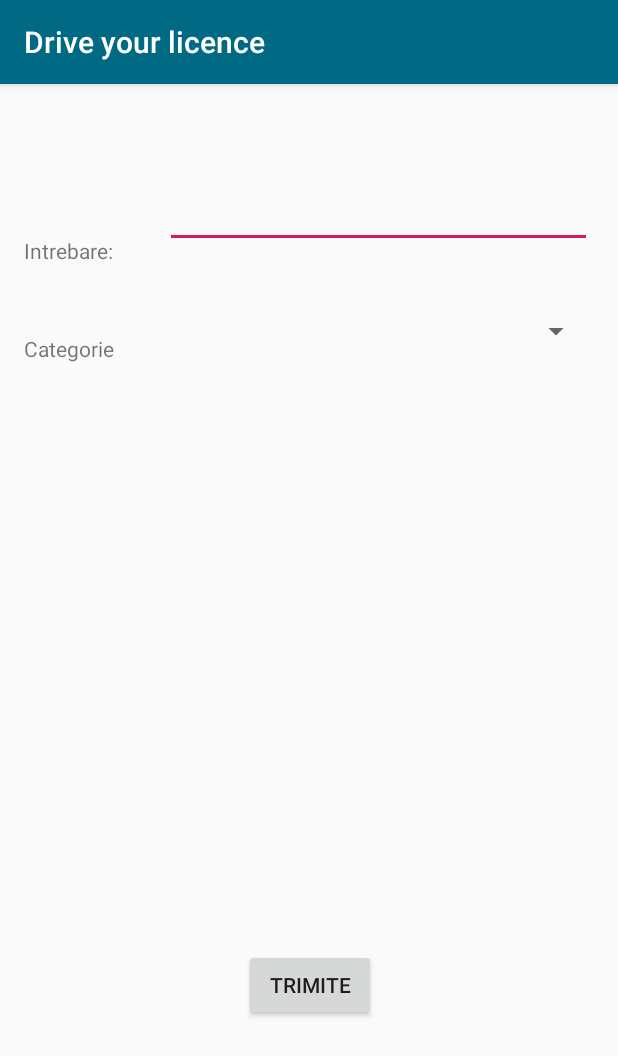
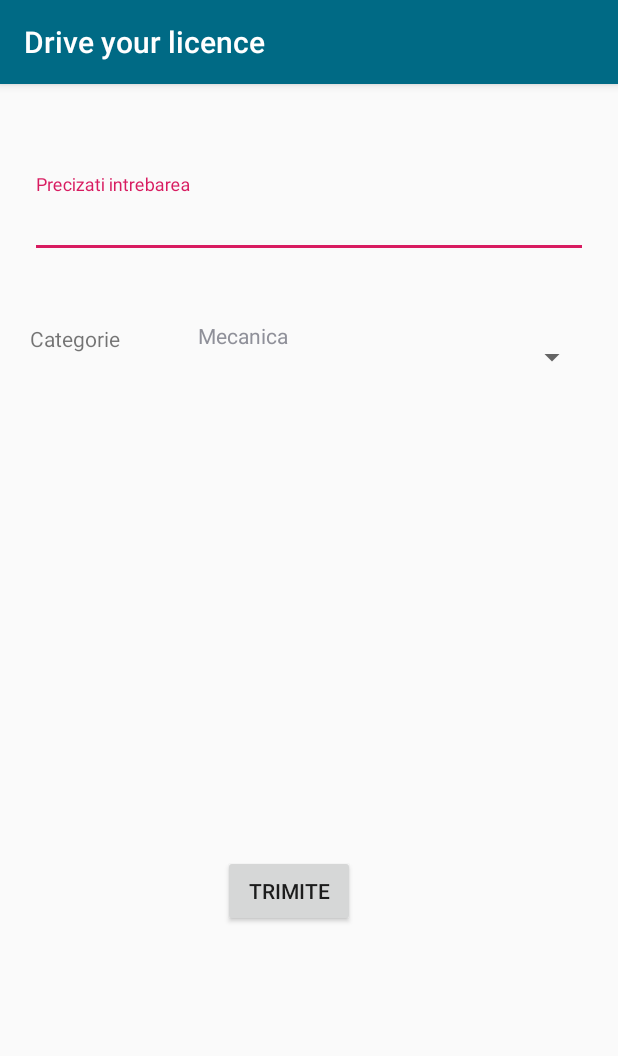
Before and after one commit to StefanLazea/driver-inneed, an Android app: the AskActivity screen opened directly, with no data from a screen before it, on a phone screen of 412 x 824 dp. Shown: the top 1056 px of the screen. Run offline under Robolectric (Android 15) with nearby library versions, the phone set to English and light mode, and no system bars.

Commit message:
Add ask activity'

```diff
--- a/DamApp/app/src/main/java/eu/ase/damapp/AskActivity.java
+++ b/DamApp/app/src/main/java/eu/ase/damapp/AskActivity.java
@@ -3,12 +3,45 @@ package eu.ase.damapp;
 import androidx.appcompat.app.AppCompatActivity;
 
 import android.os.Bundle;
+import android.view.View;
+import android.widget.ArrayAdapter;
+import android.widget.Button;
+import android.widget.EditText;
+import android.widget.Spinner;
+import android.widget.TextView;
+import android.widget.Toast;
 
 public class AskActivity extends AppCompatActivity {
+    EditText etQuestion;
+    Spinner spinner;
+    Button btnSend;
 
     @Override
     protected void onCreate(Bundle savedInstanceState) {
         super.onCreate(savedInstanceState);
         setContentView(R.layout.activity_ask);
+        initComponents();
+    }
+
+    private void initComponents() {
+        etQuestion = findViewById(R.id.ask_et_category);
+        spinner = findViewById(R.id.ask_spinner_categories);
+        btnSend = findViewById(R.id.ask_button_send);
+        ArrayAdapter<CharSequence> categoriesAdapter =
+                ArrayAdapter.createFromResource(getApplicationContext(),
+                        R.array.quiz_questions_categories,
+                        R.layout.support_simple_spinner_dropdown_item);
+        spinner.setAdapter(categoriesAdapter);
+
+        btnSend.setOnClickListener(new View.OnClickListener() {
+            @Override
+            public void onClick(View v) {
+                Toast.makeText(getApplicationContext(),
+                        "Ati trimis cu succes intrebarea",
+                        Toast.LENGTH_LONG
+                ).show();
+            }
+        });
+
     }
 }
--- a/DamApp/app/src/main/java/eu/ase/damapp/MainActivity.java
+++ b/DamApp/app/src/main/java/eu/ase/damapp/MainActivity.java
@@ -1,7 +1,9 @@
 package eu.ase.damapp;
 
+import android.content.Intent;
 import android.os.Bundle;
 import android.view.MenuItem;
+import android.view.View;
 
 import androidx.annotation.NonNull;
 import androidx.appcompat.app.ActionBarDrawerToggle;
@@ -13,6 +15,7 @@ import androidx.fragment.app.Fragment;
 import androidx.fragment.app.FragmentManager;
 import androidx.fragment.app.FragmentTransaction;
 
+import com.google.android.material.floatingactionbutton.FloatingActionButton;
 import com.google.android.material.navigation.NavigationView;
 
 import java.util.ArrayList;
@@ -24,6 +27,7 @@ import eu.ase.damapp.util.Category;
 
 public class MainActivity extends AppCompatActivity {
     NavigationView navigationView;
+    FloatingActionButton fabAskQuestion;
     DrawerLayout drawerLayout;
     Fragment currentFragment;
     ArrayList<Category> categories = new ArrayList<>();
@@ -73,6 +77,14 @@ public class MainActivity extends AppCompatActivity {
     }
 
     private void initComponents() {
+        fabAskQuestion = findViewById(R.id.main_fab_add_question);
+        fabAskQuestion.setOnClickListener(new View.OnClickListener() {
+            @Override
+            public void onClick(View v) {
+                Intent intent = new Intent(getApplicationContext(), AskActivity.class);
+                startActivity(intent);
+            }
+        });
         navigationView = findViewById(R.id.nav_view);
         navigationView.setNavigationItemSelectedListener(navigationItemSelectedListener());
     }
--- a/DamApp/app/src/main/res/layout/activity_ask.xml
+++ b/DamApp/app/src/main/res/layout/activity_ask.xml
@@ -6,71 +6,62 @@
     android:layout_height="match_parent"
     tools:context=".AskActivity">
 
-    <TextView
-        android:id="@+id/ask_tv_question"
-        android:layout_width="wrap_content"
-        android:layout_height="wrap_content"
-        android:layout_marginStart="16dp"
-        android:layout_marginTop="83dp"
-        android:layout_marginEnd="17dp"
-        android:layout_marginBottom="629dp"
-        android:text="@string/ask_tv_question"
-        app:layout_constraintBottom_toBottomOf="parent"
-        app:layout_constraintEnd_toStartOf="@+id/ask_et_question"
-        app:layout_constraintStart_toStartOf="parent"
-        app:layout_constraintTop_toTopOf="parent" />
-
-    <EditText
-        android:id="@+id/ask_et_question"
-        android:layout_width="0dp"
-        android:layout_height="wrap_content"
-        android:layout_marginStart="17dp"
-        android:layout_marginTop="64dp"
-        android:layout_marginEnd="17dp"
-        android:ems="10"
-        android:gravity="start|top"
-        android:inputType="textMultiLine"
-        app:layout_constraintEnd_toEndOf="parent"
-        app:layout_constraintStart_toEndOf="@+id/ask_tv_question"
-        app:layout_constraintTop_toTopOf="parent" />
-
     <Spinner
         android:id="@+id/ask_spinner_categories"
         android:layout_width="0dp"
         android:layout_height="wrap_content"
-        android:layout_marginTop="25dp"
-        android:layout_marginEnd="17dp"
-        android:layout_marginBottom="573dp"
-        app:layout_constraintBottom_toBottomOf="parent"
+        android:layout_marginStart="52dp"
+        android:layout_marginTop="42dp"
+        android:layout_marginEnd="20dp"
         app:layout_constraintEnd_toEndOf="parent"
         app:layout_constraintStart_toEndOf="@+id/ask_tv_category"
-        app:layout_constraintTop_toBottomOf="@+id/ask_et_question" />
+        app:layout_constraintTop_toBottomOf="@+id/textInputLayout" />
 
     <TextView
         android:id="@+id/ask_tv_category"
         android:layout_width="wrap_content"
         android:layout_height="wrap_content"
-        android:layout_marginStart="16dp"
-        android:layout_marginTop="37dp"
-        android:layout_marginEnd="40dp"
-        android:layout_marginBottom="573dp"
+        android:layout_marginStart="20dp"
+        android:layout_marginTop="44dp"
+        android:layout_marginEnd="334dp"
         android:text="@string/ask_tv_category"
-        app:layout_constraintBottom_toBottomOf="parent"
-        app:layout_constraintEnd_toStartOf="@+id/ask_spinner_categories"
+        app:layout_constraintEnd_toEndOf="parent"
+        app:layout_constraintHorizontal_bias="0.0"
         app:layout_constraintStart_toStartOf="parent"
-        app:layout_constraintTop_toBottomOf="@+id/ask_tv_question" />
+        app:layout_constraintTop_toBottomOf="@+id/textInputLayout" />
 
     <Button
         android:id="@+id/ask_button_send"
         android:layout_width="wrap_content"
         android:layout_height="wrap_content"
-        android:layout_marginStart="162dp"
-        android:layout_marginTop="390dp"
-        android:layout_marginEnd="161dp"
-        android:layout_marginBottom="134dp"
+        android:layout_marginStart="148dp"
+        android:layout_marginTop="301dp"
+        android:layout_marginEnd="175dp"
+        android:layout_marginBottom="200dp"
         android:text="@string/ask_button_send"
         app:layout_constraintBottom_toBottomOf="parent"
         app:layout_constraintEnd_toEndOf="parent"
         app:layout_constraintStart_toStartOf="parent"
-        app:layout_constraintTop_toBottomOf="@+id/ask_spinner_categories" />
+        app:layout_constraintTop_toBottomOf="@+id/ask_spinner_categories"/>
+
+    <com.google.android.material.textfield.TextInputLayout
+        android:id="@+id/textInputLayout"
+        android:layout_width="0dp"
+        android:layout_height="wrap_content"
+        android:layout_marginStart="20dp"
+        android:layout_marginTop="60dp"
+        android:layout_marginEnd="20dp"
+        android:layout_marginBottom="42dp"
+        app:layout_constraintBottom_toTopOf="@+id/ask_spinner_categories"
+        app:layout_constraintEnd_toEndOf="parent"
+        app:layout_constraintStart_toStartOf="parent"
+        app:layout_constraintTop_toTopOf="parent">
+
+        <com.google.android.material.textfield.TextInputEditText
+            android:id="@+id/ask_et_category"
+            android:layout_width="match_parent"
+            android:layout_height="wrap_content"
+            android:hint="@string/ask_ti_question" />
+    </com.google.android.material.textfield.TextInputLayout>
+
 </androidx.constraintlayout.widget.ConstraintLayout>
--- a/DamApp/app/src/main/res/layout/app_bar_main.xml
+++ b/DamApp/app/src/main/res/layout/app_bar_main.xml
@@ -23,12 +23,13 @@
     <include layout="@layout/content_main" />
 
     <com.google.android.material.floatingactionbutton.FloatingActionButton
-        android:id="@+id/fab_add_question"
+        android:id="@+id/main_fab_add_question"
         android:layout_width="wrap_content"
         android:layout_height="wrap_content"
         android:layout_gravity="bottom|end"
         android:contentDescription="@string/ask_fab_description"
         android:layout_margin="@dimen/fab_margin"
+        app:backgroundTint="@android:color/holo_blue_light"
         app:srcCompat="@drawable/ic_question_answer_black_24dp" />
 
 </androidx.coordinatorlayout.widget.CoordinatorLayout>
--- a/DamApp/app/src/main/res/values/strings.xml
+++ b/DamApp/app/src/main/res/values/strings.xml
@@ -44,6 +44,14 @@
     <string name="ask_tv_question">Intrebare:</string>
     <string name="ask_tv_category">Categorie</string>
     <string name="ask_button_send">Trimite</string>
+    <string name="ask_ti_question">Precizati intrebarea</string>
+
+    <string-array name="quiz_questions_categories">
+        <item>Mecanica</item>
+        <item>Semne rutiere</item>
+        <item>Contraventii</item>
+        <item>alta categorie...</item>
+    </string-array>
 
     <string-array name="form_licence_options">
         <item>categoria A</item>
--- a/DamApp/app/src/main/res/values/styles.xml
+++ b/DamApp/app/src/main/res/values/styles.xml
@@ -14,7 +14,6 @@
     </style>
 
     <style name="AppTheme.AppBarOverlay" parent="ThemeOverlay.AppCompat.Dark.ActionBar" />
-
     <style name="AppTheme.PopupOverlay" parent="ThemeOverlay.AppCompat.Light" />
 
 </resources>
```
